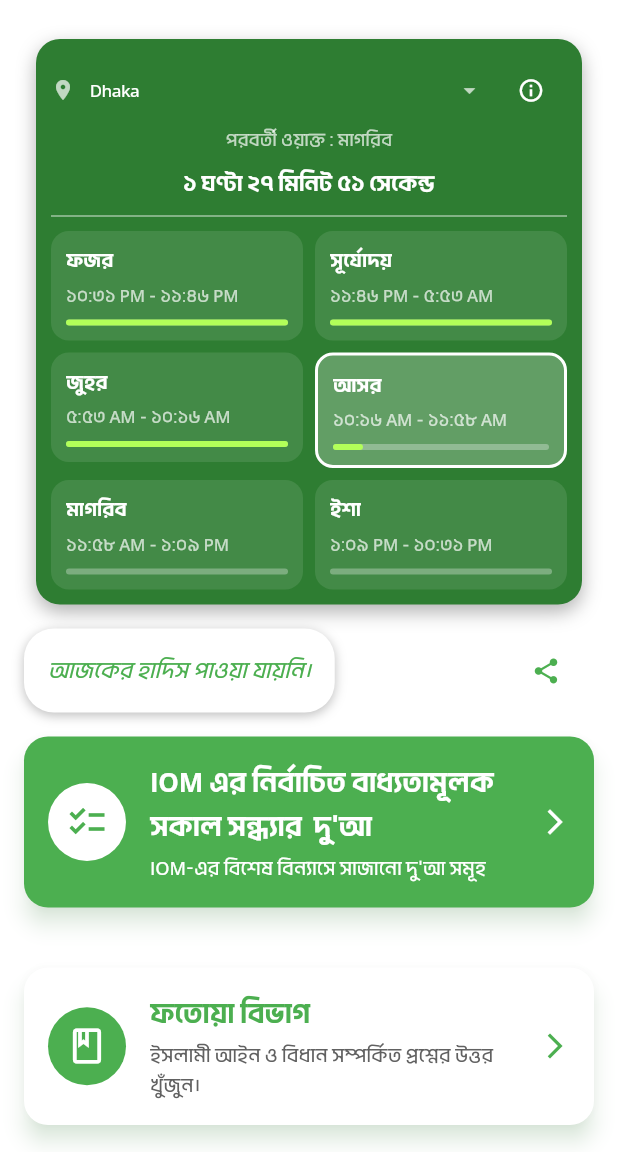
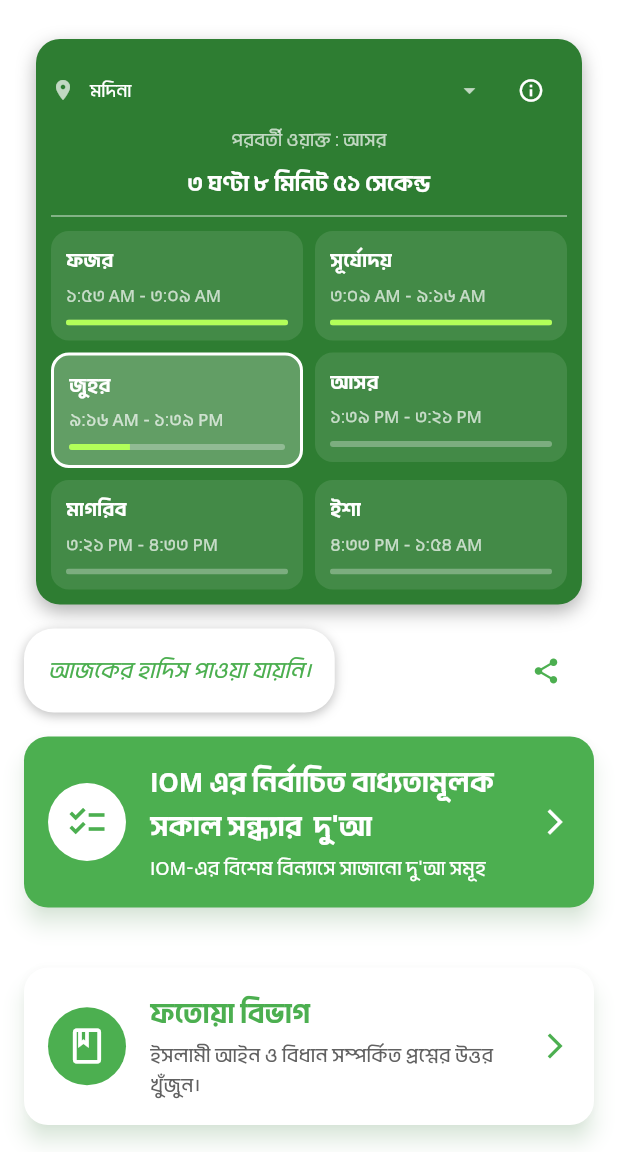
Before and after one commit to mdsiamulislam/IOM-Daily-Azkar, a Flutter app: the screen it shows after launch, in the side drawer, after a tap on the "info outline" icon, on a phone screen of 412 x 824 dp, the part 84-1236 px from its top. Run offline on Flutter 3.47's test engine with Material 3 defaults, Android fonts, the phone set to English and light mode, and no system bars; drawn by our look-alikes of upgrader; our stand-ins replace adhan, font_awesome_flutter, get, package_info_plus, share_plus, shared_preferences and 1 more; network calls fail.

Commit message:
feat: add Bengali city names and implement dynamic prayer times based on user location

```diff
--- a/lib/features/home/widget/dual_time_card.dart
+++ b/lib/features/home/widget/dual_time_card.dart
@@ -61,7 +61,6 @@ class _PrayerTimeWidgetState extends State<PrayerTimeWidget> {
       currentCity = cityName;
       cordinates = coordinates;
     });
-
   }
 
   @override
--- a/lib/features/prayer_times/presentation/screens/prayer_time_setting_screen.dart
+++ b/lib/features/prayer_times/presentation/screens/prayer_time_setting_screen.dart
@@ -153,8 +153,7 @@ class _PrayerTimeSettingScreenState extends State<PrayerTimeSettingScreen> {
                       }).toList(),
                       onChanged: (value) {
                         _selectedCity.value = value!;
-                        final coordinates = CityCoordinates.cityMap[value]!;
-                        print('Selected city: $value, Coordinates: ${coordinates.latitude}, ${coordinates.longitude}');
+                        UserPref().setUserCurrentCity(value);
                       },
                     ),
 
--- a/lib/features/prayer_times/presentation/widgets/prayer_time_widget.dart
+++ b/lib/features/prayer_times/presentation/widgets/prayer_time_widget.dart
@@ -4,6 +4,7 @@ import 'package:adhan/adhan.dart';
 import 'package:shared_preferences/shared_preferences.dart';
 
 import '../../../../core/constants/city_data.dart';
+import '../../../../core/local_storage/user_pref.dart';
 import '../../../../core/theme/app_text_styles.dart';
 import '../screens/forbidden_prayer_times_page.dart';
 
@@ -11,29 +12,25 @@ class CombinedPrayerTimesWidget extends StatefulWidget {
   const CombinedPrayerTimesWidget({super.key});
 
   @override
-  State<CombinedPrayerTimesWidget> createState() => _CombinedPrayerTimesWidgetState();
+  State<CombinedPrayerTimesWidget> createState() =>
+      _CombinedPrayerTimesWidgetState();
 }
 
 class _CombinedPrayerTimesWidgetState extends State<CombinedPrayerTimesWidget> {
+  // Display name (Bangla) is derived from selectedCityKey via CityNamesBN
+  String currentCityDisplay = "ঢাকা";
+
+  // internal key matching CityCoordinates.cityMap keys
+  String selectedCityKey = 'Dhaka';
+
+  // coordinates actually used for calculations
+  Coordinates selectedCoordinates = Coordinates(23.8103, 90.4125);
+
   PrayerTimes? prayerTimes;
   Timer? _timer;
   Duration remainingTime = Duration.zero;
   String currentPrayerName = '';
   String nextPrayerName = '';
-  Coordinates? selectedCoordinates;
-  String selectedCity = 'Dhaka'; // Default city
-
-  // Save selected city locally
-  Future<void> _saveSelectedCity(String city) async {
-    final prefs = await SharedPreferences.getInstance();
-    await prefs.setString('selectedCity', city);
-  }
-
-  // get the saved city from local storage
-  Future<String> _getSavedCity() async {
-    final prefs = await SharedPreferences.getInstance();
-    return prefs.getString('selectedCity') ?? 'Dhaka'; // Default to Dhaka if nothing saved
-  }
 
   final Map<String, String> prayerLabels = {
     'fajr': 'ফজর',
@@ -51,21 +48,19 @@ class _CombinedPrayerTimesWidgetState extends State<CombinedPrayerTimesWidget> {
     int hour = time.hour;
     int minute = time.minute;
     String amPm = '';
-
     if (hour >= 12) {
       amPm = 'PM';
     } else {
       amPm = 'AM';
     }
-
     if (hour > 12) {
-      hour -= 12;
+      hour = hour - 12;
     }
     if (hour == 0) {
       hour = 12; // 00:xx -> 12:xx AM
     }
-
-    String formatted = '${_toBanglaDigit(hour)}:${_toBanglaDigit(minute.toString().padLeft(2, '0'))} $amPm';
+    String formatted =
+        '${_toBanglaDigit(hour)}:${_toBanglaDigit(minute.toString().padLeft(2, '0'))} $amPm';
     return formatted;
   }
 
@@ -83,11 +78,9 @@ class _CombinedPrayerTimesWidgetState extends State<CombinedPrayerTimesWidget> {
     int hours = duration.inHours;
     int minutes = duration.inMinutes.remainder(60);
     int seconds = duration.inSeconds.remainder(60);
-
     String hoursStr = hours > 0 ? '${_toBanglaDigit(hours)} ঘণ্টা ' : '';
     String minutesStr = minutes > 0 ? '${_toBanglaDigit(minutes)} মিনিট ' : '';
     String secondsStr = '${_toBanglaDigit(seconds)} সেকেন্ড';
-
     return '$hoursStr$minutesStr$secondsStr'.trim();
   }
 
@@ -97,23 +90,49 @@ class _CombinedPrayerTimesWidgetState extends State<CombinedPrayerTimesWidget> {
   }
 
   bool _isMediumScreen(BuildContext context) {
-    return MediaQuery.of(context).size.width >= 360 && MediaQuery.of(context).size.width < 600;
+    return MediaQuery.of(context).size.width >= 360 &&
+        MediaQuery.of(context).size.width < 600;
   }
 
   // --- Lifecycle Methods ---
   @override
   void initState() {
     super.initState();
-    _loadSelectedCity(); // Load city when the widget initializes
     _startTimer();
-    // get the saved city from local storage
-    _getSavedCity().then((city) {
-      setState(() {
-        selectedCity = city;
-        selectedCoordinates = CityCoordinates.cityMap[selectedCity];
-        calculatePrayerTimes();
-      });
-    });
+    _loadSavedCityAndInit();
+  }
+
+  Future<void> _loadSavedCityAndInit() async {
+    // Try to get from your UserPref helper; if it returns a key in CityCoordinates use it.
+    String? saved = await UserPref().getUserCurrentCity(); // may return key or name
+    String keyToUse = 'Dhaka';
+
+    if (saved != null && saved.isNotEmpty) {
+      // if saved matches a key in city map, use it
+      if (CityCoordinates.cityMap.containsKey(saved)) {
+        keyToUse = saved;
+      } else {
+        // maybe saved is display name (Bangla) — try to find matching key
+        final foundKey = CityNamesBN.cityNamesBN.entries
+            .firstWhere(
+                (e) => e.value == saved, orElse: () => const MapEntry('', ''))
+            .key;
+        if (foundKey.isNotEmpty && CityCoordinates.cityMap.containsKey(foundKey)) {
+          keyToUse = foundKey;
+        }
+      }
+    }
+
+    // ensure fallback exists
+    selectedCityKey = keyToUse;
+    selectedCoordinates =
+        CityCoordinates.cityMap[selectedCityKey] ?? selectedCoordinates;
+    currentCityDisplay =
+        CityNamesBN.cityNamesBN[selectedCityKey] ?? currentCityDisplay;
+
+    // calculate prayer times for selected city
+    calculatePrayerTimes();
+    setState(() {});
   }
 
   @override
@@ -122,34 +141,26 @@ class _CombinedPrayerTimesWidgetState extends State<CombinedPrayerTimesWidget> {
     super.dispose();
   }
 
-  // --- SharedPreferences Methods ---
-  Future<void> _loadSelectedCity() async {
-    final prefs = await SharedPreferences.getInstance();
-    setState(() {
-      selectedCity = prefs.getString('selectedCity') ?? 'Dhaka'; // Default to Dhaka if nothing saved
-      selectedCoordinates = CityCoordinates.cityMap[selectedCity];
-      calculatePrayerTimes();
-    });
-  }
-
   // --- Calculate Prayer Times ---
   void calculatePrayerTimes() {
     if (selectedCoordinates == null) return;
-
     final today = DateComponents.from(DateTime.now());
     final params = CalculationMethod.muslim_world_league.getParameters();
     params.madhab = Madhab.hanafi;
 
-    setState(() {
-      prayerTimes = PrayerTimes(selectedCoordinates!, today, params);
+    try {
+      prayerTimes = PrayerTimes(selectedCoordinates, today, params);
       _updatePrayerTimesInfo();
-    });
+      setState(() {});
+    } catch (e) {
+      // handle rare errors gracefully
+      debugPrint('Error calculating prayer times: $e');
+    }
   }
 
   // --- Update Current and Next Prayer Time ---
   void _updatePrayerTimesInfo() {
     if (prayerTimes == null) return;
-
     final now = DateTime.now();
     final adhanNextPrayer = prayerTimes!.nextPrayer();
     final adhanCurrentPrayer = prayerTimes!.currentPrayer();
@@ -161,13 +172,18 @@ class _CombinedPrayerTimesWidgetState extends State<CombinedPrayerTimesWidget> {
     if (adhanNextPrayer == Prayer.none) {
       // If all prayers for today are over, show Fajr for tomorrow
       final tomorrow = DateComponents.from(now.add(const Duration(days: 1)));
-      final tomorrowPrayerTimes = PrayerTimes(selectedCoordinates!, tomorrow, CalculationMethod.muslim_world_league.getParameters());
+      final params = CalculationMethod.muslim_world_league.getParameters();
+      params.madhab = Madhab.hanafi;
+      final tomorrowPrayerTimes =
+      PrayerTimes(selectedCoordinates, tomorrow, params);
       newNextPrayerName = prayerLabels['fajr']!;
       newRemainingTime = tomorrowPrayerTimes.fajr.difference(now);
-      newCurrentPrayerName = prayerLabels['isha']!; // Assume Isha is the current prayer if all are done for today
+      newCurrentPrayerName = prayerLabels['isha']!;
     } else {
-      newNextPrayerName = prayerLabels[adhanNextPrayer.name.toLowerCase()] ?? '';
-      newCurrentPrayerName = prayerLabels[adhanCurrentPrayer.name.toLowerCase()] ?? '';
+      newNextPrayerName =
+          prayerLabels[adhanNextPrayer.name.toLowerCase()] ?? '';
+      newCurrentPrayerName =
+          prayerLabels[adhanCurrentPrayer.name.toLowerCase()] ?? '';
 
       DateTime nextPrayerTime;
       switch (adhanNextPrayer) {
@@ -190,7 +206,7 @@ class _CombinedPrayerTimesWidgetState extends State<CombinedPrayerTimesWidget> {
           nextPrayerTime = prayerTimes!.isha;
           break;
         default:
-          nextPrayerTime = now; // Fallback
+          nextPrayerTime = now;
       }
       newRemainingTime = nextPrayerTime.difference(now);
     }
@@ -208,6 +224,7 @@ class _CombinedPrayerTimesWidgetState extends State<CombinedPrayerTimesWidget> {
 
   void _startTimer() {
     _timer = Timer.periodic(const Duration(seconds: 1), (_) {
+      // update remaining time and progress if prayerTimes exists
       _updatePrayerTimesInfo();
     });
   }
@@ -227,12 +244,19 @@ class _CombinedPrayerTimesWidgetState extends State<CombinedPrayerTimesWidget> {
     final double prayerTimeFontSize = isSmallScreen ? 10.0 : isMediumScreen ? 13.0 : 14.0;
 
     if (prayerTimes == null) {
+      // show loading while prayerTimes are being calculated
       return const Center(child: CircularProgressIndicator(color: Colors.white));
     }
 
-    final tomorrowFajr = prayerTimes!.fajr.add(const Duration(days: 1));
+    // Prepare the list of prayer data for the GridView
+    final tomorrowFajr = (() {
+      // safer way: compute tomorrow prayerTimes.fajr
+      final tomorrow = DateComponents.from(DateTime.now().add(const Duration(days: 1)));
+      final params = CalculationMethod.muslim_world_league.getParameters()..madhab = Madhab.hanafi;
+      final tomorrowPrayerTimes = PrayerTimes(selectedCoordinates, tomorrow, params);
+      return tomorrowPrayerTimes.fajr;
+    })();
 
-    // Prepare the list of prayer data for the GridView
     final List<Map<String, dynamic>> prayers = [
       {'name': prayerLabels['fajr']!, 'start': prayerTimes!.fajr, 'end': prayerTimes!.sunrise},
       {'name': prayerLabels['sunrise']!, 'start': prayerTimes!.sunrise, 'end': prayerTimes!.dhuhr},
@@ -245,13 +269,13 @@ class _CombinedPrayerTimesWidgetState extends State<CombinedPrayerTimesWidget> {
     return Container(
       width: double.infinity,
       constraints: BoxConstraints(
-        maxWidth: screenWidth * 0.95, // Ensure it doesn't exceed 95% of screen width
-        minWidth: 300, // Minimum width for very small screens
+        maxWidth: screenWidth * 0.95,
+        minWidth: 300,
       ),
       margin: EdgeInsets.symmetric(horizontal: isSmallScreen ? 4.0 : 8.0),
       padding: EdgeInsets.all(containerPadding),
       decoration: BoxDecoration(
-        color: const Color(0xFF2e7d32), // Dark green background
+        color: const Color(0xFF2e7d32),
         borderRadius: BorderRadius.circular(16),
         boxShadow: [
           BoxShadow(
@@ -270,32 +294,33 @@ class _CombinedPrayerTimesWidgetState extends State<CombinedPrayerTimesWidget> {
             children: [
               Icon(Icons.location_on, color: Colors.white70, size: iconSize),
               SizedBox(width: isSmallScreen ? 6 : 10),
-              Expanded( // Changed from Flexible to Expanded for better space utilization
+              Expanded(
                 child: DropdownButtonHideUnderline(
                   child: DropdownButton<String>(
-                    value: selectedCity,
+                    value: selectedCityKey,
                     dropdownColor: const Color(0xFF1b5e20),
                     style: AppTextStyles.regular.copyWith(
                       color: Colors.white,
                       fontSize: headerFontSize,
                     ),
                     icon: Icon(Icons.arrow_drop_down, color: Colors.white70, size: iconSize + 2),
-                    isExpanded: true, // Make dropdown take full available width
-                    onChanged: (String? newValue) {
-                      if (newValue != null) {
+                    isExpanded: true,
+                    onChanged: (String? newKey) {
+                      if (newKey != null && newKey != selectedCityKey) {
                         setState(() {
-                          selectedCity = newValue;
-                          selectedCoordinates = CityCoordinates.cityMap[selectedCity];
-                          calculatePrayerTimes();
-                          _saveSelectedCity(newValue);
+                          selectedCityKey = newKey;
+                          selectedCoordinates = CityCoordinates.cityMap[selectedCityKey] ?? selectedCoordinates;
+                          currentCityDisplay = CityNamesBN.cityNamesBN[selectedCityKey] ?? currentCityDisplay;
                         });
+                        calculatePrayerTimes();
                       }
                     },
-                    items: CityCoordinates.cityMap.keys.map<DropdownMenuItem<String>>((String city) {
+                    items: CityCoordinates.cityMap.keys.map<DropdownMenuItem<String>>((String cityKey) {
+                      final display = CityNamesBN.cityNamesBN[cityKey] ?? cityKey;
                       return DropdownMenuItem<String>(
-                        value: city,
+                        value: cityKey,
                         child: Text(
-                          city,
+                          display,
                           style: AppTextStyles.regular.copyWith(
                             color: Colors.white,
                             fontSize: headerFontSize,
@@ -319,20 +344,19 @@ class _CombinedPrayerTimesWidgetState extends State<CombinedPrayerTimesWidget> {
                   showDialog(
                     context: context,
                     builder: (BuildContext context) {
-                      return ForbiddenPrayerTimesPage();
+                      return const ForbiddenPrayerTimesPage();
                     },
                   );
                 },
               ),
             ],
           ),
+
           // Main Display for Current/Next Prayer (responsive)
           Column(
             children: [
               Text(
-                (remainingTime.isNegative)
-                    ? 'পরবর্তী ওয়াক্তের জন্য অপেক্ষা করুন'
-                    : 'পরবর্তী ওয়াক্ত : $nextPrayerName',
+                (remainingTime.isNegative) ? 'পরবর্তী ওয়াক্তের জন্য অপেক্ষা করুন' : 'পরবর্তী ওয়াক্ত : $nextPrayerName',
                 style: AppTextStyles.regular.copyWith(
                   fontSize: headerFontSize,
                   color: Colors.white70,
@@ -355,11 +379,7 @@ class _CombinedPrayerTimesWidgetState extends State<CombinedPrayerTimesWidget> {
             ],
           ),
 
-          Divider(
-            color: Colors.white54,
-            height: isSmallScreen ? 16 : 20,
-            thickness: 1,
-          ),
+          Divider(color: Colors.white54, height: isSmallScreen ? 16 : 20, thickness: 1),
 
           // Flexible Grid - 2 columns minimum, height adjusts to content
           LayoutBuilder(
@@ -368,7 +388,6 @@ class _CombinedPrayerTimesWidgetState extends State<CombinedPrayerTimesWidget> {
               double crossAxisSpacing = isSmallScreen ? 6 : isMediumScreen ? 8 : 10;
               double mainAxisSpacing = isSmallScreen ? 6 : isMediumScreen ? 8 : 10;
 
-              // Calculate each prayer card
               return Wrap(
                 spacing: crossAxisSpacing,
                 runSpacing: mainAxisSpacing,
@@ -381,12 +400,15 @@ class _CombinedPrayerTimesWidgetState extends State<CombinedPrayerTimesWidget> {
 
                   // Progress Bar Calculation
                   double progress = 0.0;
-                  if (start.isBefore(DateTime.now()) && DateTime.now().isBefore(end)) {
+                  final now = DateTime.now();
+                  if (start.isBefore(now) && now.isBefore(end)) {
                     final totalDuration = end.difference(start).inSeconds;
-                    final passedDuration = DateTime.now().difference(start).inSeconds;
+                    final passedDuration = now.difference(start).inSeconds;
                     progress = totalDuration > 0 ? passedDuration / totalDuration : 0.0;
-                  } else if (DateTime.now().isAfter(end)) {
+                  } else if (now.isAfter(end)) {
                     progress = 1.0;
+                  } else {
+                    progress = 0.0;
                   }
 
                   // Calculate width for each item (2 per row)
@@ -394,16 +416,12 @@ class _CombinedPrayerTimesWidgetState extends State<CombinedPrayerTimesWidget> {
 
                   return SizedBox(
                     width: itemWidth,
-                    child: IntrinsicHeight( // This ensures the container takes only the height it needs
+                    child: IntrinsicHeight(
                       child: Container(
                         decoration: BoxDecoration(
-                          color: isActive
-                              ? Colors.white.withOpacity(0.25)
-                              : Colors.white.withOpacity(0.1),
+                          color: isActive ? Colors.white.withOpacity(0.25) : Colors.white.withOpacity(0.1),
                           borderRadius: BorderRadius.circular(isSmallScreen ? 8 : 12),
-                          border: isActive
-                              ? Border.all(color: Colors.white, width: isSmallScreen ? 1.5 : 2)
-                              : null,
+                          border: isActive ? Border.all(color: Colors.white, width: isSmallScreen ? 1.5 : 2) : null,
                         ),
                         child: Padding(
                           padding: EdgeInsets.all(isSmallScreen ? 8.0 : 10.0),
@@ -421,7 +439,6 @@ class _CombinedPrayerTimesWidgetState extends State<CombinedPrayerTimesWidget> {
                                 overflow: TextOverflow.ellipsis,
                                 maxLines: 1,
                               ),
-
                               SizedBox(height: isSmallScreen ? 2 : 4),
 
                               // Prayer times
@@ -431,19 +448,20 @@ class _CombinedPrayerTimesWidgetState extends State<CombinedPrayerTimesWidget> {
                                   fontSize: prayerTimeFontSize,
                                   color: Colors.white70,
                                 ),
-                                maxLines: 2, // Allow 2 lines for time if needed
+                                maxLines: 2,
                                 overflow: TextOverflow.ellipsis,
                               ),
-
                               SizedBox(height: isSmallScreen ? 4 : 6),
 
                               // Progress bar
-                              LinearProgressIndicator(
-                                value: progress,
-                                backgroundColor: Colors.white.withOpacity(0.3),
-                                valueColor: const AlwaysStoppedAnimation<Color>(Colors.lightGreenAccent),
+                              ClipRRect(
                                 borderRadius: BorderRadius.circular(isSmallScreen ? 3 : 5),
-                                minHeight: isSmallScreen ? 3 : 4,
+                                child: LinearProgressIndicator(
+                                  value: progress,
+                                  backgroundColor: Colors.white.withOpacity(0.3),
+                                  valueColor: const AlwaysStoppedAnimation<Color>(Colors.lightGreenAccent),
+                                  minHeight: isSmallScreen ? 3 : 4,
+                                ),
                               ),
                             ],
                           ),
```
